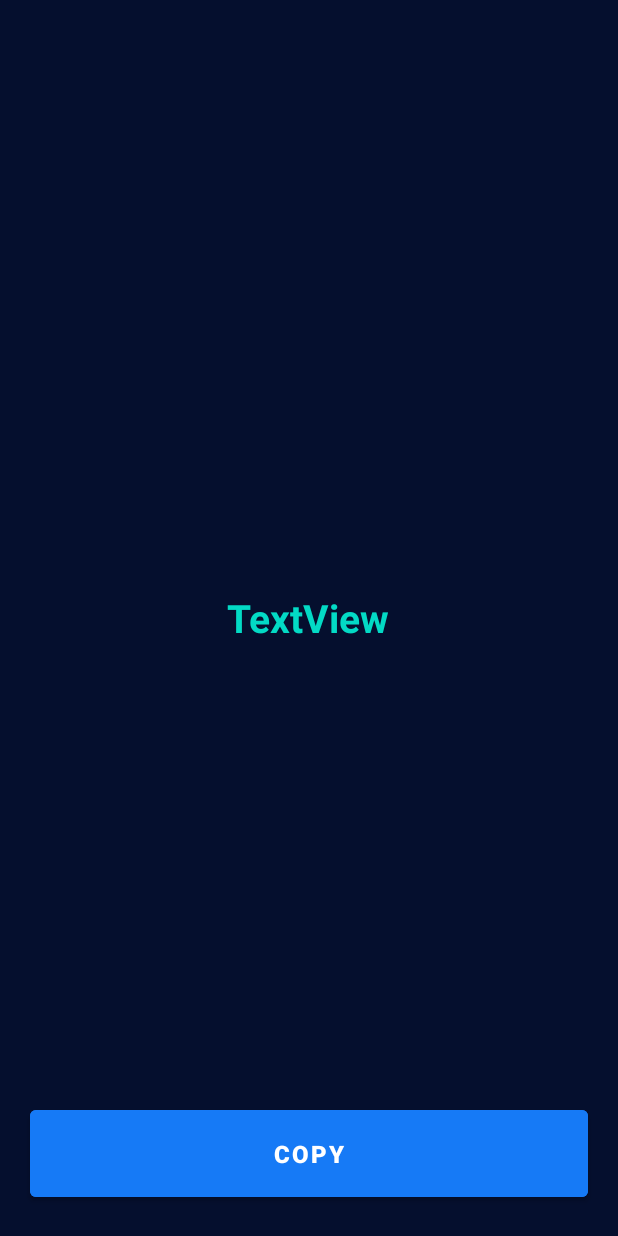
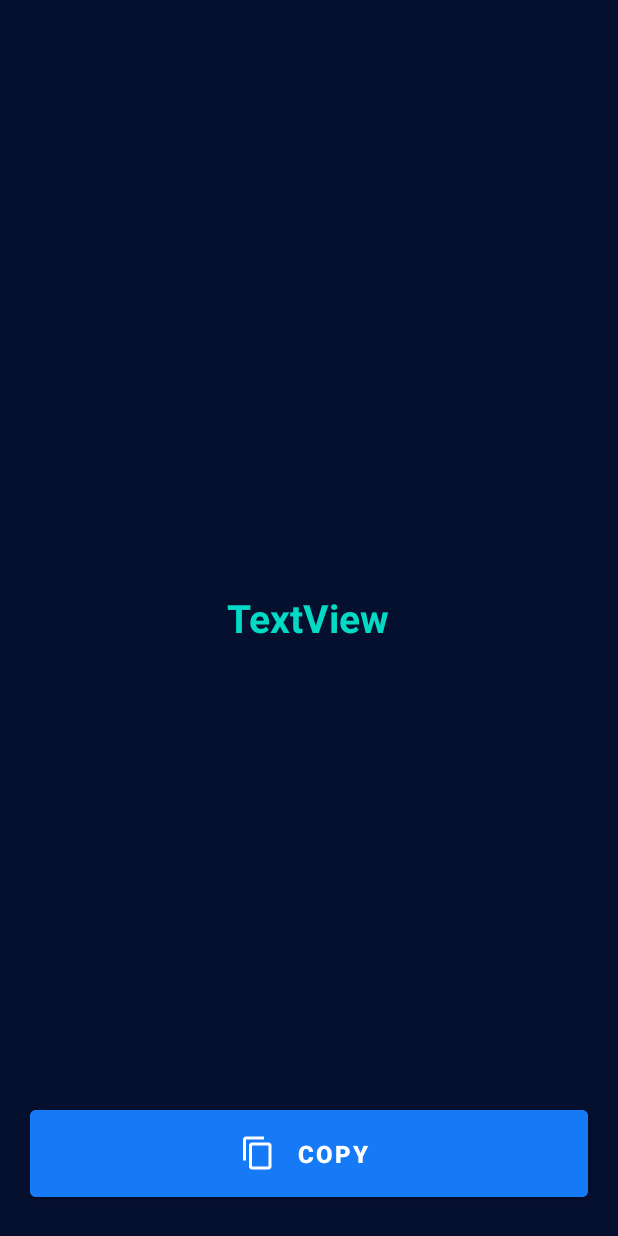
Before and after one commit to ddvader44/SecurePass, an Android app: the layout fragment_success.xml on its own in the app's theme, with its tools: preview values and no code run, on a phone screen of 412 x 824 dp. Run offline under Robolectric (Android 15) with nearby library versions, the phone set to English and light mode, and no system bars.

Commit message:
success fragment

```diff
--- a/app/src/main/java/com/ddvader44/securepass/fragments/SuccessFragment.kt
+++ b/app/src/main/java/com/ddvader44/securepass/fragments/SuccessFragment.kt
@@ -25,7 +25,7 @@ class SuccessFragment : Fragment() {
 
         _binding = FragmentSuccessBinding.inflate(inflater, container, false)
 
-        Log.d("Success",args.hash)
+        binding.hashTextView.text = args.hash
 
         return binding.root
     }
--- a/app/src/main/res/layout/fragment_success.xml
+++ b/app/src/main/res/layout/fragment_success.xml
@@ -22,12 +22,16 @@
     <Button
         android:layout_width="match_parent"
         android:layout_height="70dp"
+        android:paddingStart="140dp"
+        android:paddingEnd="140dp"
         android:text="@string/copy"
         android:backgroundTint="@color/blue"
         android:layout_margin="20dp"
         android:layout_alignParentBottom="true"
         android:textStyle="bold"
         android:textSize="16sp"
+        app:icon="@drawable/ic_copy"
+        android:id="@+id/copy_button"
         />
 
 
```
Also changed, not shown: app/src/main/java/com/ddvader44/securepass/fragments/HomeFragment.kt (+13 -12 lines), app/src/main/java/com/ddvader44/securepass/viewmodels/HomeViewModel.kt (+21 -7 lines).
